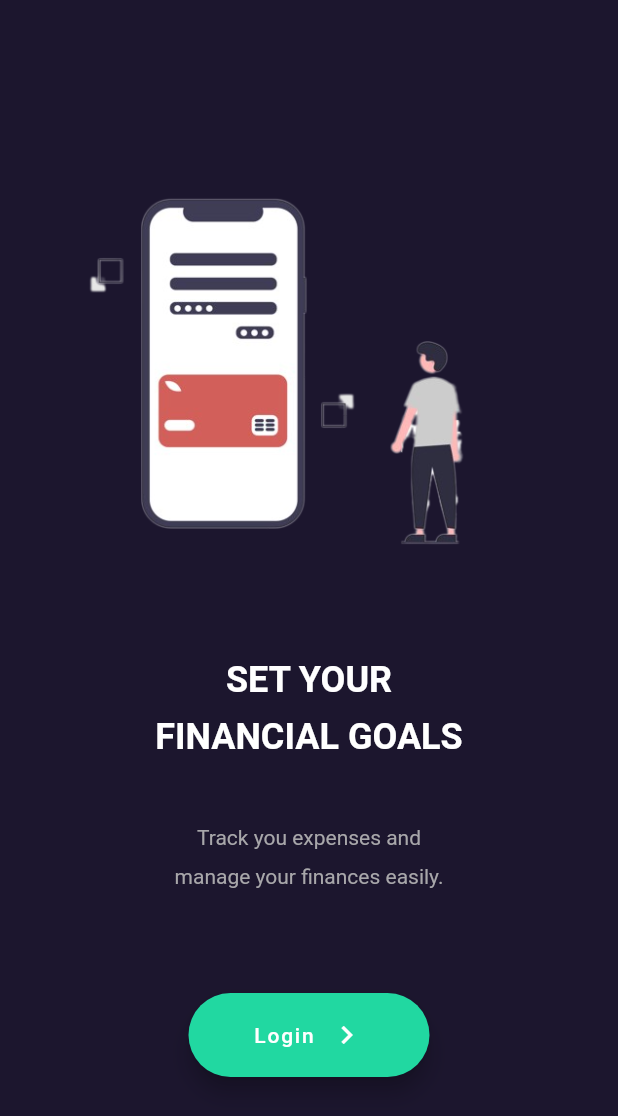
After one commit to nishant-nez/Banking-App, a Flutter app: the screen it shows after launch, after a tap on "Get Started", on a phone screen of 412 x 824 dp. The commit adds this screen. Shown: the top 1116 px of the screen. Run offline on Flutter 3.47's test engine with Material 2 defaults, Android fonts, the phone set to English and light mode, and no system bars.

Commit message:
added pre-login page

```diff
--- a/lib/pages/get_started.dart
+++ b/lib/pages/get_started.dart
@@ -1,4 +1,4 @@
-import 'package:banking_app/pages/login.dart';
+import 'package:banking_app/pages/pre_login.dart';
 import 'package:flutter/material.dart';
 
 class GetStarted extends StatelessWidget {
@@ -15,8 +15,10 @@ class GetStarted extends StatelessWidget {
           children: [
             Positioned(
               top: 50,
-              right: 15,
+              right: 22,
               child: Column(
+                mainAxisAlignment: MainAxisAlignment.end,
+                crossAxisAlignment: CrossAxisAlignment.end,
                 // crossAxisAlignment: CrossAxisAlignment.values.single,
                 children: const [
                   Text(
@@ -71,7 +73,7 @@ class GetStarted extends StatelessWidget {
                         Navigator.push(
                           context,
                           MaterialPageRoute(
-                            builder: (context) => Login(),
+                            builder: (context) => PreLogin(),
                           ),
                         );
                       },
--- /dev/null
+++ b/lib/pages/pre_login.dart
@@ -0,0 +1,86 @@
+import 'package:banking_app/pages/login.dart';
+import 'package:flutter/material.dart';
+
+class PreLogin extends StatelessWidget {
+  const PreLogin({super.key});
+
+  @override
+  Widget build(BuildContext context) {
+    final screenWidth = MediaQuery.of(context).size.width;
+    // final screenHeight = MediaQuery.of(context).size.height;
+    return Scaffold(
+      backgroundColor: const Color.fromRGBO(28, 22, 46, 1),
+      body: Padding(
+        padding: const EdgeInsets.all(20.0),
+        child: Column(
+          mainAxisAlignment: MainAxisAlignment.center,
+          children: [
+            // Container(
+            // width: screenWidth,
+            // child: Text('Create account'),
+            // )
+            Image(
+              image: const AssetImage('assets/images/mobile-pay.png'),
+              width: screenWidth,
+            ),
+            const SizedBox(height: 50),
+            const Text(
+              'SET YOUR',
+              style: TextStyle(
+                color: Colors.white,
+                fontSize: 24,
+                fontWeight: FontWeight.bold,
+              ),
+            ),
+            const SizedBox(height: 10),
+            const Text(
+              'FINANCIAL GOALS',
+              style: TextStyle(
+                color: Colors.white,
+                fontSize: 24,
+                fontWeight: FontWeight.bold,
+              ),
+            ),
+            const SizedBox(height: 45),
+            const Text(
+              'Track you expenses and',
+              style: TextStyle(
+                color: Color.fromRGBO(168, 167, 170, 1),
+              ),
+            ),
+            const SizedBox(height: 10),
+            const Text(
+              'manage your finances easily.',
+              style: TextStyle(
+                color: Color.fromRGBO(168, 167, 170, 1),
+              ),
+            ),
+            const SizedBox(height: 70),
+            SizedBox(
+              width: screenWidth * 0.39,
+              child: FloatingActionButton(
+                backgroundColor: const Color.fromRGBO(33, 216, 161, 1),
+                shape: RoundedRectangleBorder(borderRadius: BorderRadius.circular(30)),
+                onPressed: () {
+                  Navigator.push(
+                    context,
+                    MaterialPageRoute(
+                      builder: (context) => Login(),
+                    ),
+                  );
+                },
+                child: Row(
+                  mainAxisAlignment: MainAxisAlignment.center,
+                  children: const [
+                    Text('Login  '),
+                    Icon(Icons.keyboard_arrow_right),
+                  ],
+                ),
+              ),
+            ),
+          ],
+        ),
+      ),
+    );
+  }
+}
--- a/pubspec.yaml
+++ b/pubspec.yaml
@@ -59,6 +59,7 @@ flutter:
   # To add assets to your application, add an assets section, like this:
   assets:
     - assets/images/startup.png
+    - assets/images/mobile-pay.png
   #   - images/a_dot_burr.jpeg
   #   - images/a_dot_ham.jpeg
 
```
Also changed, not shown: assets/images/mobile-pay.png (added).
